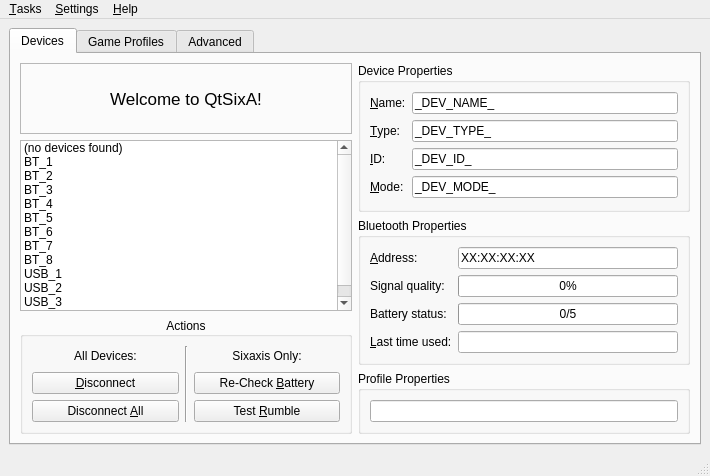
Old version of the form qtsixa/gui/ui/qtsixa_mainw.ui in the repository derekisbusy/AnyController.
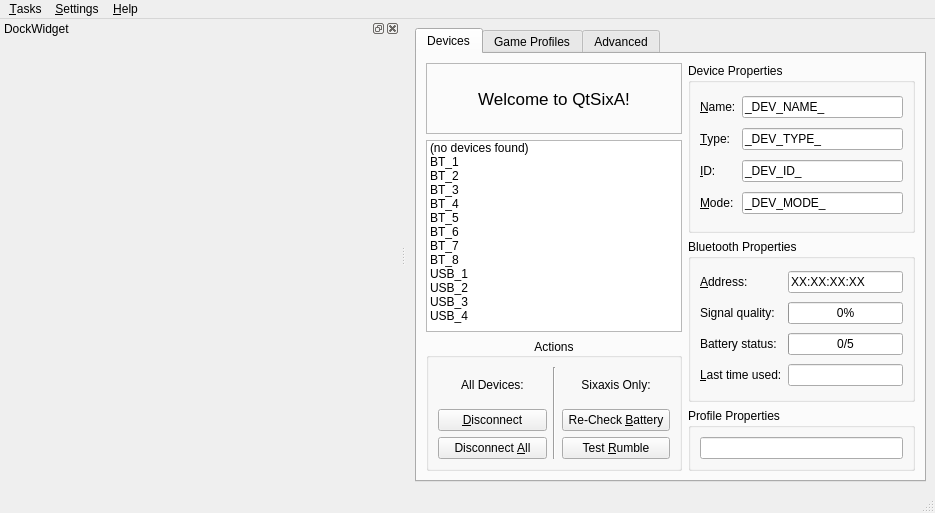
New version of the form. Icons and pictures are not drawn. Custom widgets are drawn as their Qt base class.

```diff
--- a/qtsixa/gui/ui/qtsixa_mainw.ui
+++ b/qtsixa/gui/ui/qtsixa_mainw.ui
@@ -6,8 +6,8 @@
    <rect>
     <x>0</x>
     <y>0</y>
-    <width>710</width>
-    <height>462</height>
+    <width>935</width>
+    <height>513</height>
    </rect>
   </property>
   <property name="windowTitle">
@@ -1100,13 +1100,28 @@
     </item>
    </layout>
   </widget>
+  <widget class="InputDockWidget" name="dockWidget">
+   <property name="minimumSize">
+    <size>
+     <width>400</width>
+     <height>400</height>
+    </size>
+   </property>
+   <property name="windowTitle">
+    <string>DockWidget</string>
+   </property>
+   <attribute name="dockWidgetArea">
+    <number>1</number>
+   </attribute>
+   <widget class="QWidget" name="dockWidgetContents"/>
+  </widget>
   <widget class="QMenuBar" name="menubar">
    <property name="geometry">
     <rect>
      <x>0</x>
      <y>0</y>
-     <width>710</width>
-     <height>21</height>
+     <width>935</width>
+     <height>25</height>
     </rect>
    </property>
    <widget class="QMenu" name="menu_Help">
@@ -1397,6 +1412,14 @@
    </property>
   </action>
  </widget>
+ <customwidgets>
+  <customwidget>
+   <class>InputDockWidget</class>
+   <extends>QDockWidget</extends>
+   <header>inputdockwidget.py</header>
+   <container>1</container>
+  </customwidget>
+ </customwidgets>
  <resources>
   <include location="../../icons/qtsixa.qrc"/>
  </resources>
```
